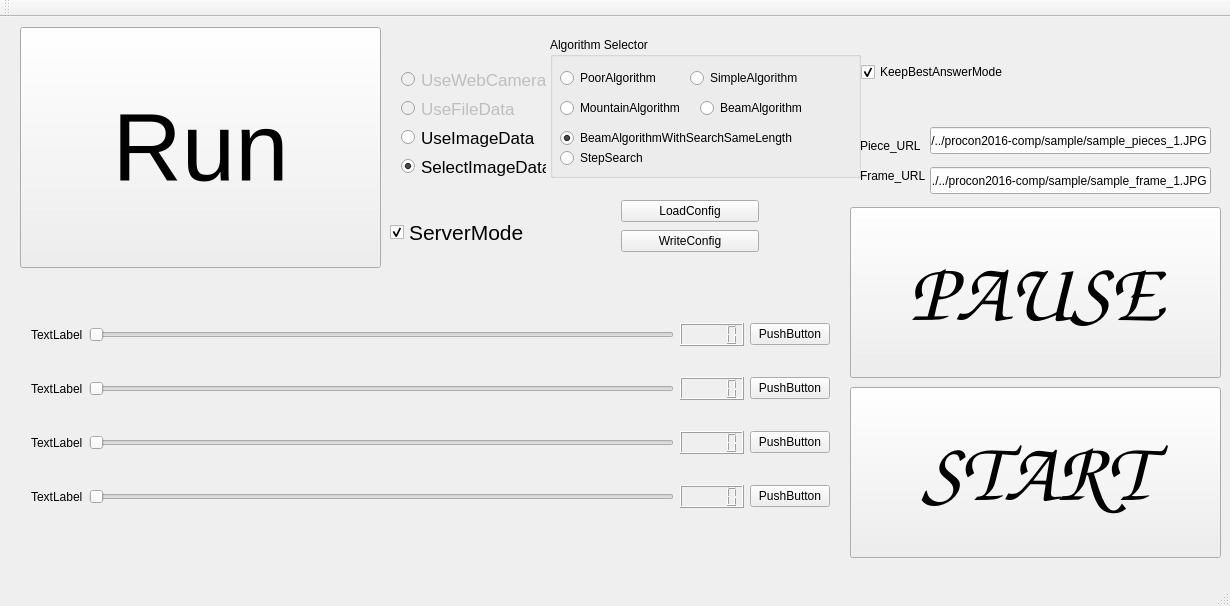
This is Hazama/hazama.ui in tnct-spc/procon2017-comp as Qt 5 draws it before an edit. The edited form follows.
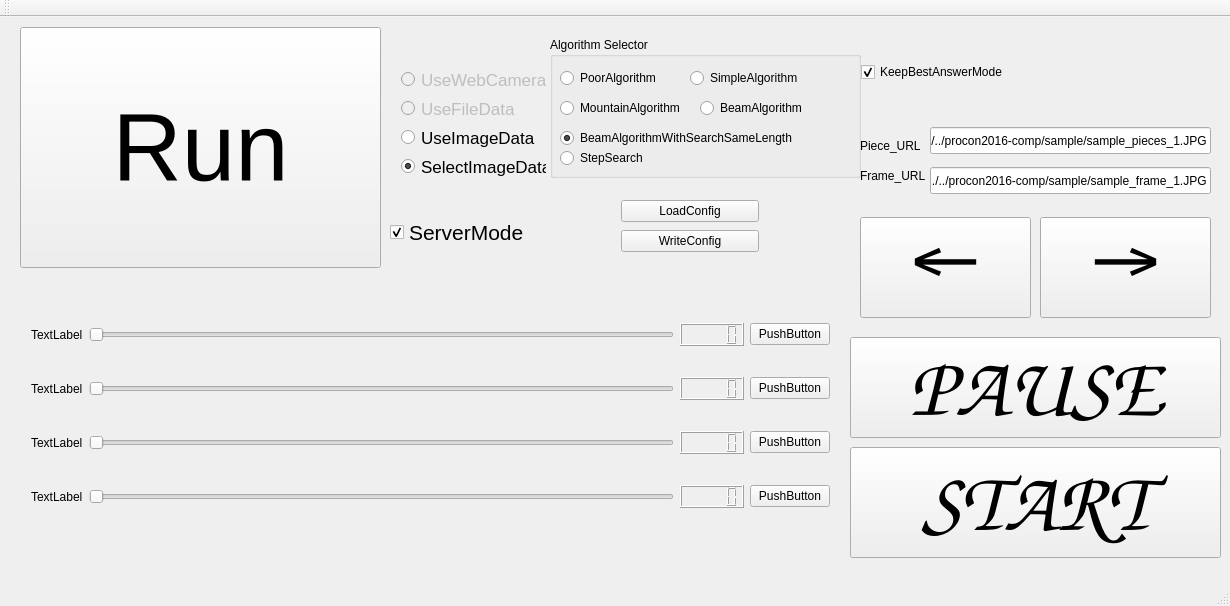
This is the edited form.

Commit message: [add] フィールドを切り替えるボタンを追加（反応悪いけど妥協）

Patch:
```diff
--- a/Hazama/hazama.ui
+++ b/Hazama/hazama.ui
@@ -440,9 +440,9 @@
     <property name="geometry">
      <rect>
       <x>850</x>
-      <y>190</y>
+      <y>320</y>
       <width>371</width>
-      <height>171</height>
+      <height>101</height>
      </rect>
     </property>
     <property name="font">
@@ -460,9 +460,9 @@
     <property name="geometry">
      <rect>
       <x>850</x>
-      <y>370</y>
+      <y>430</y>
       <width>371</width>
-      <height>171</height>
+      <height>111</height>
      </rect>
     </property>
     <property name="font">
@@ -476,6 +476,46 @@
      <string>START</string>
     </property>
    </widget>
+   <widget class="QPushButton" name="left">
+    <property name="geometry">
+     <rect>
+      <x>860</x>
+      <y>200</y>
+      <width>171</width>
+      <height>101</height>
+     </rect>
+    </property>
+    <property name="font">
+     <font>
+      <family>URW Chancery L</family>
+      <pointsize>64</pointsize>
+      <italic>true</italic>
+     </font>
+    </property>
+    <property name="text">
+     <string>←</string>
+    </property>
+   </widget>
+   <widget class="QPushButton" name="right">
+    <property name="geometry">
+     <rect>
+      <x>1040</x>
+      <y>200</y>
+      <width>171</width>
+      <height>101</height>
+     </rect>
+    </property>
+    <property name="font">
+     <font>
+      <family>URW Chancery L</family>
+      <pointsize>64</pointsize>
+      <italic>true</italic>
+     </font>
+    </property>
+    <property name="text">
+     <string>→</string>
+    </property>
+   </widget>
   </widget>
   <widget class="QMenuBar" name="menuBar">
    <property name="geometry">
```
Left out of the diff: 38 changed lines with no effect on the pictures. The commit also changes 2 other files.
